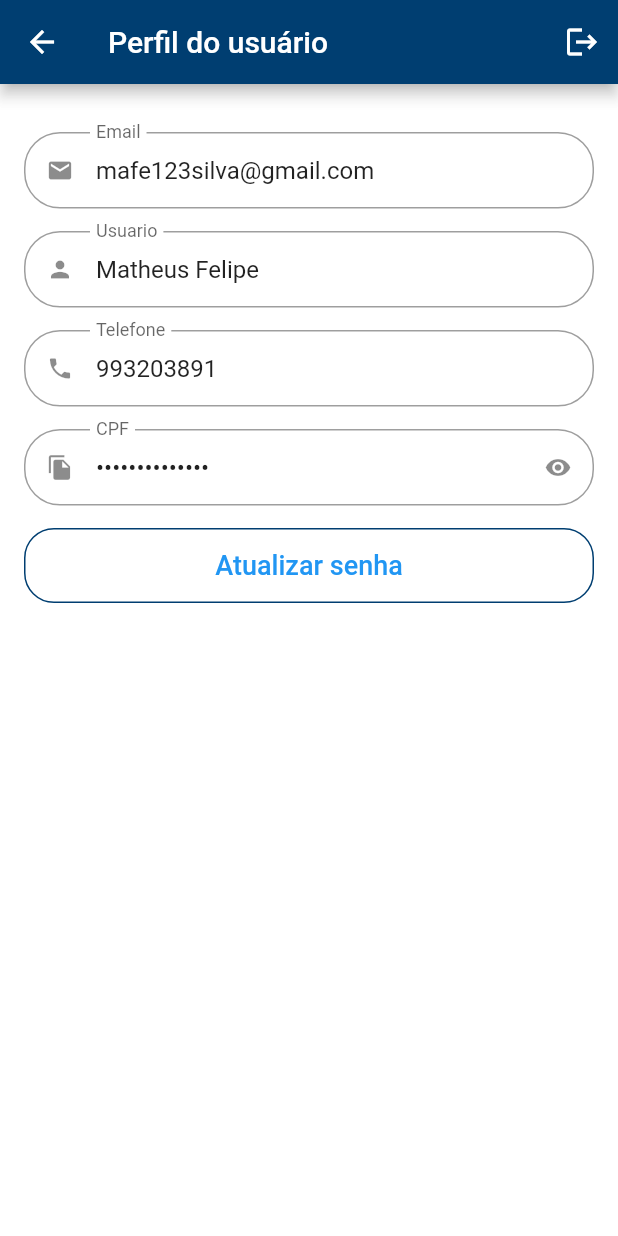
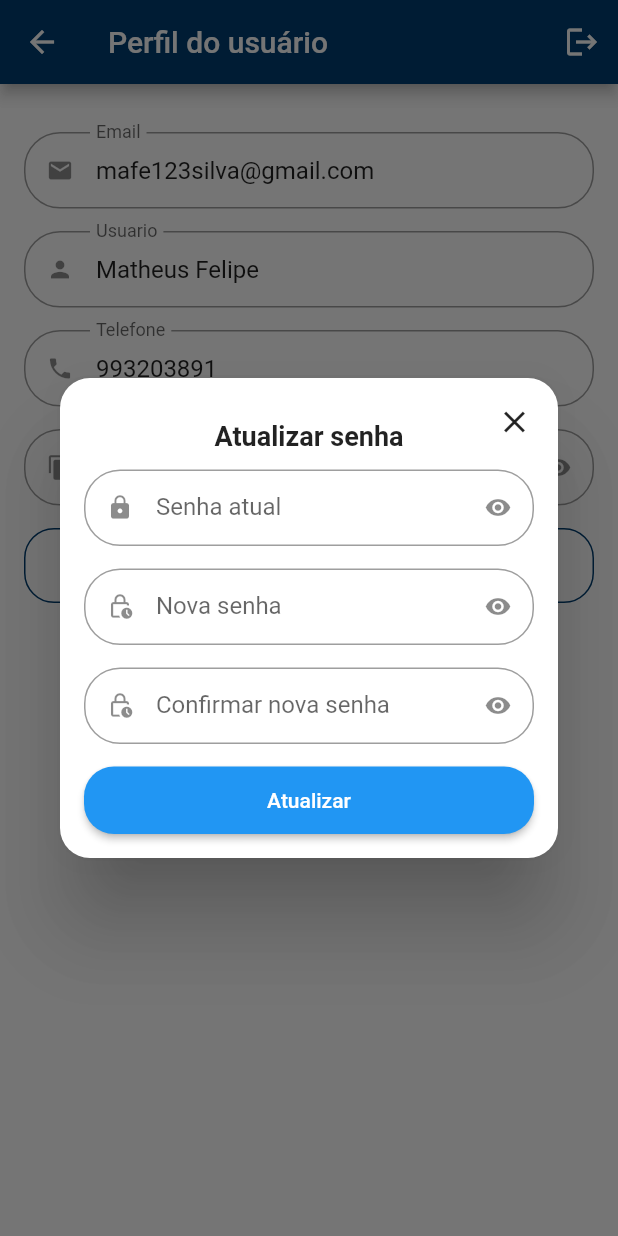
Before and after one commit to MatheusBrandao525/loja_online_com_flutter, a Flutter app: the ProfileTab screen opened directly, after a tap on "Atualizar senha", on a phone screen of 412 x 824 dp. Run offline on Flutter 3.47's test engine with Material 2 defaults, Android fonts, the phone set to English and light mode, and no system bars; our stand-ins replace animated_text_kit, badges, mask_text_input_formatter.

Commit message:
Dialog para atualizar senha

```diff
--- a/lib/src/pages/profile/profile_tab.dart
+++ b/lib/src/pages/profile/profile_tab.dart
@@ -3,9 +3,14 @@
 import 'package:flutter/material.dart';
 import 'package:loja_online/src/pages/common_widgets/custom_text_field.dart';
 
-class ProfileTab extends StatelessWidget {
+class ProfileTab extends StatefulWidget {
   const ProfileTab({Key? key}) : super(key: key);
 
+  @override
+  State<ProfileTab> createState() => _ProfileTabState();
+}
+
+class _ProfileTabState extends State<ProfileTab> {
   @override
   Widget build(BuildContext context) {
     return Scaffold(
@@ -69,7 +74,9 @@
                   borderRadius: BorderRadius.circular(20),
                 ),
               ),
-              onPressed: () {},
+              onPressed: () {
+                updatePassword();
+              },
               child: const Text(
                 'Atualizar senha',
                 style: TextStyle(
@@ -82,4 +89,84 @@
       ),
     );
   }
+
+  Future<bool?> updatePassword() {
+    return showDialog(
+        context: context,
+        builder: (context) {
+          return Dialog(
+            shape: RoundedRectangleBorder(
+              borderRadius: BorderRadius.circular(20),
+            ),
+            child: Stack(
+              children: [
+                Padding(
+                  padding: const EdgeInsets.all(16),
+                  child: Column(
+                    crossAxisAlignment: CrossAxisAlignment.stretch,
+                    mainAxisSize: MainAxisSize.min,
+                    children: [
+                      // Titulo
+                      const Padding(
+                        padding: EdgeInsets.symmetric(vertical: 12),
+                        child: Text(
+                          'Atualizar senha',
+                          textAlign: TextAlign.center,
+                          style: TextStyle(
+                            fontSize: 18,
+                            fontWeight: FontWeight.bold,
+                          ),
+                        ),
+                      ),
+
+                      // Senha atual
+                      const CustomTextField(
+                        icon: Icons.lock,
+                        label: 'Senha atual',
+                        isSecret: true,
+                      ),
+
+                      // Nova senha
+                      const CustomTextField(
+                        icon: Icons.lock_clock_outlined,
+                        label: 'Nova senha',
+                        isSecret: true,
+                      ),
+
+                      // Confirmar nova senha
+                      const CustomTextField(
+                        icon: Icons.lock_clock_outlined,
+                        label: 'Confirmar nova senha',
+                        isSecret: true,
+                      ),
+
+                      // Botao de confirmação
+                      SizedBox(
+                        height: 45,
+                        child: ElevatedButton(
+                          style: ElevatedButton.styleFrom(
+                              shape: RoundedRectangleBorder(
+                                  borderRadius: BorderRadius.circular(20))),
+                          onPressed: () {},
+                          child: const Text('Atualizar'),
+                        ),
+                      )
+                    ],
+                  ),
+                ),
+                Positioned(
+                  top: 5,
+                  right: 5,
+                  child: IconButton(
+                    onPressed: () {
+                      Navigator.of(context).pop();
+                    },
+                    icon: const Icon(Icons.close),
+                  ),
+                ),
+              ],
+            ),
+          );
+        });
+  }
 }
```
